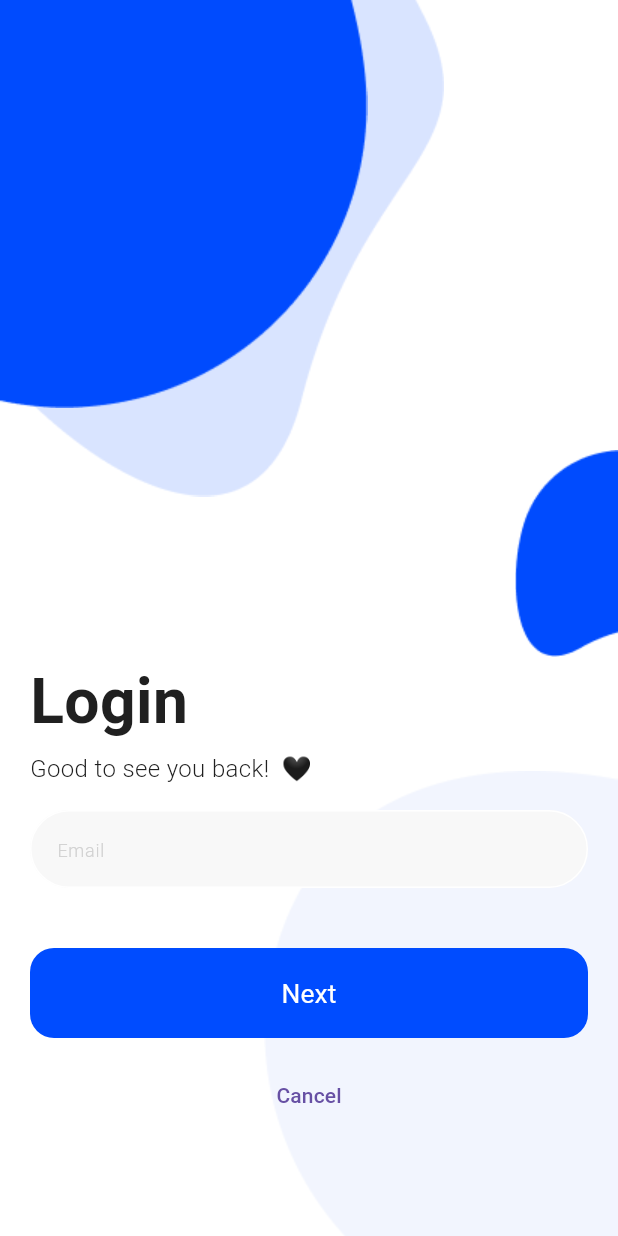
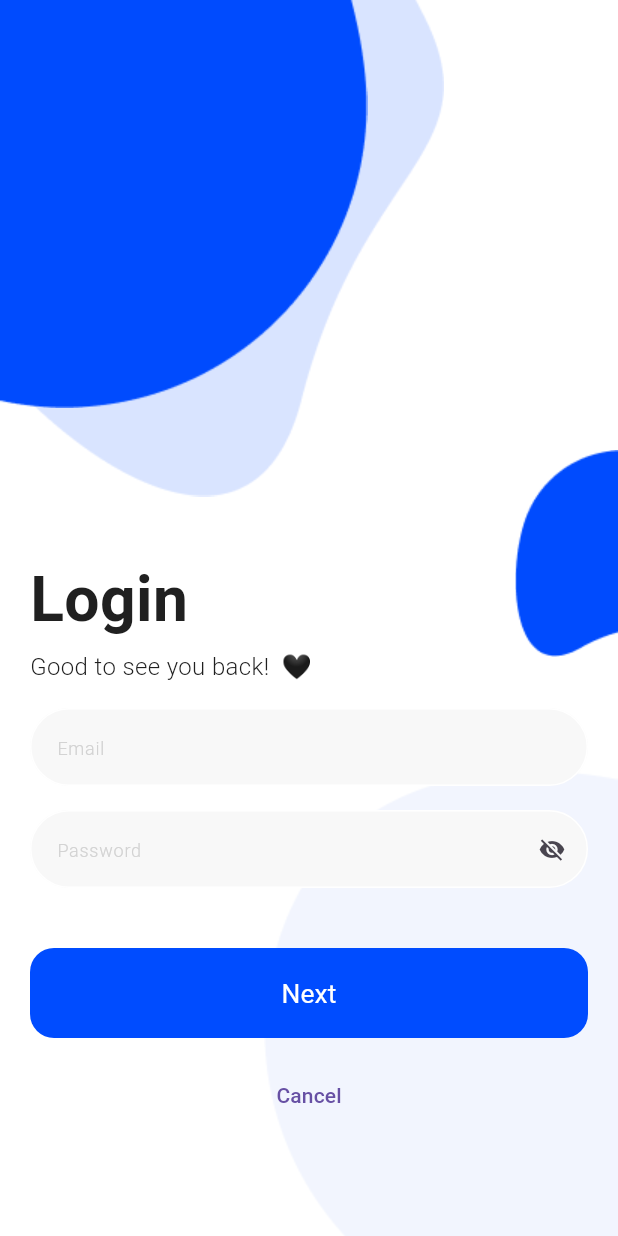
Before and after one commit to Elgammal1299/e_commerce_app, a Flutter app: the screen it shows after launch, after a tap on the "arrow forward" icon, on a phone screen of 412 x 824 dp. Run offline on Flutter 3.47's test engine with Material 3 defaults, Android fonts, the phone set to English and light mode, and no system bars; our stand-ins replace dartz, dio, dotted_border, flutter_bloc, flutter_secure_storage, get_it and 4 more; generated files the repository leaves out were written again; network calls fail; Roboto replaces fonts that are missing (Montserrat, Nunito Sans, Raleway).

Commit message:
Add login functionality with API integration and UI updates. Implemented LoginRepo for handling login requests, added LoginCubit for state management, and created custom login form UI. Updated routing to include login page and integrated login logic with shared preferences for token storage.

```diff
--- a/lib/core/DI/setup_get_it.dart
+++ b/lib/core/DI/setup_get_it.dart
@@ -1,6 +1,8 @@
 import 'package:dio/dio.dart';
 import 'package:e_commerce_app/core/api/api_service.dart';
 import 'package:e_commerce_app/core/api/dio_factory.dart';
+import 'package:e_commerce_app/feature/auth/login/data/repo/lodin_repo.dart';
+import 'package:e_commerce_app/feature/auth/login/ui/view_model/login_cubit/login_cubit.dart';
 import 'package:e_commerce_app/feature/auth/register/data/repo/register_repo.dart';
 import 'package:e_commerce_app/feature/auth/register/data/repo/verify_email_repo.dart';
 import 'package:e_commerce_app/feature/auth/register/ui/view_model/register_cubit/register_cubit.dart';
@@ -36,4 +38,10 @@ Future<void> setupGetIt() async {
   getIt.registerFactory<VerifyEmailCubit>(
     () => VerifyEmailCubit(getIt<VerifyEmailRepo>()),
   );
+  //================================
+  // ✅ Register LoginRepo
+  getIt.registerLazySingleton<LoginRepo>(() => LoginRepo(getIt<ApiService>()));
+
+  // ✅ Register VerifyEmailCubit
+  getIt.registerFactory<LoginCubit>(() => LoginCubit(getIt<LoginRepo>()));
 }
--- a/lib/core/api/api_constants.dart
+++ b/lib/core/api/api_constants.dart
@@ -4,4 +4,5 @@ class ApiConstants {
   static const String baseUrl = "https://accessories-eshop.runasp.net";
   static const String register = "/api/auth/register";
   static const String verifyEmail = "/api/auth/verify-email";
+  static const String login = "/api/auth/login";
 }
--- a/lib/core/api/api_service.dart
+++ b/lib/core/api/api_service.dart
@@ -1,5 +1,7 @@
 import 'package:dio/dio.dart';
 import 'package:e_commerce_app/core/api/api_constants.dart';
+import 'package:e_commerce_app/feature/auth/login/data/model/login_body_model.dart';
+import 'package:e_commerce_app/feature/auth/login/data/model/login_response_model.dart';
 import 'package:e_commerce_app/feature/auth/register/data/model/register_body_model.dart';
 import 'package:e_commerce_app/feature/auth/register/data/model/register_response_model.dart';
 import 'package:e_commerce_app/feature/auth/register/data/model/verify_otp_body.dart';
@@ -22,6 +24,9 @@ abstract class ApiService {
   // service for email register
   @POST(ApiConstants.register)
   Future<RegisterResponseModel> register(@Body() RegisterBodyModel body);
+  // service for email Login
+  @POST(ApiConstants.login)
+  Future<LoginResponseModel> login(@Body() LoginBodyModel body);
   // service for verifyEmail
   @POST(ApiConstants.verifyEmail)
   Future<String> verifyEmail(@Body() VerifyOtpBody body);
--- a/lib/core/constant/shared_preferences_key.dart
+++ b/lib/core/constant/shared_preferences_key.dart
@@ -1,4 +1,4 @@
 class SharedPreferencesKeys {
-  static const String authToken = 'auth_token';
-  static const String fcmToken = 'fcm_token';
+  static const String accessToken = 'auth_token';
+  static const String refreshToken = 'refresh_token';
 }
--- a/lib/core/helper/user_session.dart
+++ b/lib/core/helper/user_session.dart
@@ -1,4 +1,3 @@
-
 import 'package:e_commerce_app/core/constant/shared_preferences_key.dart';
 
 import 'shaerd_pref_helper.dart';
@@ -6,7 +5,7 @@ import 'shaerd_pref_helper.dart';
 class UserSession {
   static Future<bool> isLoggedIn() async {
     final token = await SharedPrefHelper.getSecuredString(
-      SharedPreferencesKeys.authToken,
+      SharedPreferencesKeys.accessToken,
     );
     return token != null && token.isNotEmpty;
   }
--- a/lib/core/router/app_router.dart
+++ b/lib/core/router/app_router.dart
@@ -3,10 +3,12 @@ import 'package:e_commerce_app/core/router/router_transitions.dart';
 import 'package:e_commerce_app/core/router/routes.dart';
 import 'package:e_commerce_app/feature/auth/login/ui/view/start_page.dart';
 import 'package:e_commerce_app/feature/auth/login/ui/view/login_page.dart';
+import 'package:e_commerce_app/feature/auth/login/ui/view_model/login_cubit/login_cubit.dart';
 import 'package:e_commerce_app/feature/auth/register/ui/view/register_page.dart';
 import 'package:e_commerce_app/feature/auth/register/ui/view/verify_email_page.dart';
 import 'package:e_commerce_app/feature/auth/register/ui/view_model/register_cubit/register_cubit.dart';
 import 'package:e_commerce_app/feature/auth/register/ui/view_model/verify_email_cubit/verify_email_cubit.dart';
+import 'package:e_commerce_app/feature/home/home_page.dart';
 import 'package:flutter/material.dart';
 import 'package:flutter_bloc/flutter_bloc.dart';
 
@@ -15,10 +17,15 @@ class AppRouter {
     switch (settings.name) {
       case Routes.startRoute:
         return RouterTransitions.build(StartPage());
+      case Routes.homeRoute:
+        return RouterTransitions.build(HomePage());
       case Routes.loginRoute:
-        return RouterTransitions.build(LoginPage());
-      case Routes.homeRoute:
-        return RouterTransitions.buildHorizontal(LoginPage());
+        return RouterTransitions.buildHorizontal(
+          BlocProvider(
+            create: (context) => getIt<LoginCubit>(),
+            child: LoginPage(),
+          ),
+        );
       case Routes.registerRoute:
         return MaterialPageRoute(
           builder: (context) => BlocProvider(
--- /dev/null
+++ b/lib/feature/auth/login/data/model/login_body_model.dart
@@ -0,0 +1,16 @@
+import 'package:json_annotation/json_annotation.dart';
+
+part 'login_body_model.g.dart';
+
+@JsonSerializable()
+class LoginBodyModel {
+  final String email;
+  final String password;
+
+  LoginBodyModel({required this.email, required this.password});
+
+  factory LoginBodyModel.fromJson(Map<String, dynamic> json) =>
+      _$LoginBodyModelFromJson(json);
+
+  Map<String, dynamic> toJson() => _$LoginBodyModelToJson(this);
+}
--- /dev/null
+++ b/lib/feature/auth/login/data/model/login_response_model.dart
@@ -0,0 +1,21 @@
+import 'package:json_annotation/json_annotation.dart';
+
+part 'login_response_model.g.dart';
+
+@JsonSerializable()
+class LoginResponseModel {
+  final String accessToken;
+  final String expiresAtUtc;
+  final String refreshToken;
+
+  LoginResponseModel({
+    required this.accessToken,
+    required this.expiresAtUtc,
+    required this.refreshToken,
+  });
+
+  factory LoginResponseModel.fromJson(Map<String, dynamic> json) =>
+      _$LoginResponseModelFromJson(json);
+
+  Map<String, dynamic> toJson() => _$LoginResponseModelToJson(this);
+}
--- a/lib/feature/auth/login/ui/view/login_page.dart
+++ b/lib/feature/auth/login/ui/view/login_page.dart
@@ -1,8 +1,7 @@
 import 'package:e_commerce_app/core/utils/app_colors.dart';
 import 'package:e_commerce_app/core/utils/app_images.dart';
 import 'package:e_commerce_app/core/utils/app_styles.dart';
-import 'package:e_commerce_app/core/utils/widget/custom_elevated_button.dart';
-import 'package:e_commerce_app/core/utils/widget/custom_text_form.dart';
+import 'package:e_commerce_app/feature/auth/login/ui/view/widget/custom_login_form.dart';
 import 'package:flutter/material.dart';
 
 class LoginPage extends StatelessWidget {
@@ -39,14 +38,7 @@ class LoginPage extends StatelessWidget {
                   style: AppStyles.styleRegular20(context),
                 ),
                 SizedBox(height: 16),
-                CustomTextForm(hintText: 'Email'),
-                SizedBox(height: 40),
-                CustomElevatedButton(text: 'Next', onPressed: () {}),
-                SizedBox(height: 14),
-                Align(
-                  alignment: AlignmentGeometry.bottomCenter,
-                  child: TextButton(onPressed: () {}, child: Text('Cancel')),
-                ),
+                CustomLoginForm(),
                 SizedBox(height: 50),
               ],
             ),
--- a/lib/feature/auth/login/ui/view/start_page.dart
+++ b/lib/feature/auth/login/ui/view/start_page.dart
@@ -45,7 +45,7 @@ class StartPage extends StatelessWidget {
             CustomElevatedButton(
               text: 'Let\'s get started',
               onPressed: () {
-                Navigator.pushReplacementNamed(context, Routes.registerRoute);
+                Navigator.pushNamed(context, Routes.registerRoute);
               },
             ),
             SizedBox(height: 18),
@@ -59,7 +59,7 @@ class StartPage extends StatelessWidget {
                 SizedBox(width: 16),
                 InkWell(
                   onTap: () {
-                    Navigator.pushReplacementNamed(context, Routes.loginRoute);
+                    Navigator.pushNamed(context, Routes.loginRoute);
                   },
                   child: Container(
                     padding: EdgeInsets.all(5),
--- /dev/null
+++ b/lib/feature/auth/login/ui/view/widget/custom_login_form.dart
@@ -0,0 +1,88 @@
+import 'package:e_commerce_app/core/utils/widget/custom_elevated_button.dart';
+import 'package:e_commerce_app/core/utils/widget/custom_text_form.dart';
+import 'package:e_commerce_app/feature/auth/register/ui/view/widget/custom_filed_password.dart';
+import 'package:e_commerce_app/feature/auth/login/ui/view_model/login_cubit/login_cubit.dart';
+import 'package:e_commerce_app/feature/auth/login/data/model/login_body_model.dart';
+import 'package:e_commerce_app/core/router/routes.dart';
+import 'package:flutter/material.dart';
+import 'package:flutter_bloc/flutter_bloc.dart';
+
+class CustomLoginForm extends StatefulWidget {
+  const CustomLoginForm({super.key});
+
+  @override
+  State<CustomLoginForm> createState() => _CustomLoginFormState();
+}
+
+class _CustomLoginFormState extends State<CustomLoginForm> {
+  final _formKey = GlobalKey<FormState>();
+  final TextEditingController emailCtrl = TextEditingController();
+  final TextEditingController passwordCtrl = TextEditingController();
+  final ValueNotifier<bool> isPasswordHidden = ValueNotifier(true);
+
+  @override
+  void dispose() {
+    emailCtrl.dispose();
+    passwordCtrl.dispose();
+    super.dispose();
+  }
+
+  void _submitLogin() {
+    if (_formKey.currentState?.validate() != true) return;
+
+    final body = LoginBodyModel(
+      email: emailCtrl.text.trim(),
+      password: passwordCtrl.text.trim(),
+    );
+
+    context.read<LoginCubit>().login(body);
+  }
+
+  @override
+  Widget build(BuildContext context) {
+    return BlocConsumer<LoginCubit, LoginState>(
+      listener: (context, state) {
+        if (state is LoginError) {
+          ScaffoldMessenger.of(context)
+              .showSnackBar(SnackBar(content: Text(state.message)));
+        } else if (state is LoginSuccess) {
+          // تسجيل دخول ناجح، نروح للـ Home
+          Navigator.pushReplacementNamed(context, Routes.homeRoute);
+        }
+      },
+      builder: (context, state) {
+        final isLoading = state is LoginLoading;
+
+        return Form(
+          key: _formKey,
+          child: Column(
+            children: [
+              CustomTextForm(controller: emailCtrl, hintText: 'Email'),
+              SizedBox(height: 16),
+              CustomFiledPassword(
+                hintText: 'Password',
+                isPasswordHidden: isPasswordHidden,
+                passwordCtrl: passwordCtrl,
+              ),
+              SizedBox(height: 40),
+              isLoading
+                  ? CircularProgressIndicator()
+                  : CustomElevatedButton(
+                      text: 'Next',
+                      onPressed: _submitLogin,
+                    ),
+              SizedBox(height: 14),
+              Align(
+                alignment: Alignment.bottomCenter,
+                child: TextButton(
+                  onPressed: () {},
+                  child: Text('Cancel'),
+                ),
+              ),
+            ],
+          ),
+        );
+      },
+    );
+  }
+}
--- /dev/null
+++ b/lib/feature/auth/login/ui/view_model/login_cubit/login_cubit.dart
@@ -0,0 +1,20 @@
+
+import 'package:e_commerce_app/feature/auth/login/data/model/login_body_model.dart';
+import 'package:e_commerce_app/feature/auth/login/data/model/login_response_model.dart';
+import 'package:e_commerce_app/feature/auth/login/data/repo/lodin_repo.dart';
+import 'package:flutter_bloc/flutter_bloc.dart';
+
+part 'login_state.dart';
+
+class LoginCubit extends Cubit<LoginState> {
+  LoginCubit(this.repo) : super(LoginInitial());
+   final LoginRepo repo;
+  Future<void> login(LoginBodyModel request) async {
+    emit(LoginLoading());
+    final result = await repo.login(request);
+    result.fold(
+      (failure) => emit(LoginError(failure.errMessage)),
+      (response) => emit(LoginSuccess(response)),
+    );
+  }
+}
--- /dev/null
+++ b/lib/feature/auth/login/ui/view_model/login_cubit/login_state.dart
@@ -0,0 +1,17 @@
+part of 'login_cubit.dart';
+
+sealed class LoginState {}
+
+final class LoginInitial extends LoginState {}
+
+final class LoginLoading extends LoginState {}
+
+final class LoginSuccess extends LoginState {
+  final LoginResponseModel response;
+  LoginSuccess(this.response);
+}
+
+final class LoginError extends LoginState {
+  final String message;
+  LoginError(this.message);
+}
--- a/lib/feature/auth/register/ui/view/widget/custom_register_form.dart
+++ b/lib/feature/auth/register/ui/view/widget/custom_register_form.dart
@@ -21,7 +21,6 @@ class _CustomRegisterFormState extends State<CustomRegisterForm> {
   final TextEditingController firstNameCtrl = TextEditingController();
   final TextEditingController lastNameCtrl = TextEditingController();
   final ValueNotifier<bool> isPasswordHidden = ValueNotifier(true);
-  final ValueNotifier<bool> privacy = ValueNotifier(false);
 
   @override
   void dispose() {
```
Also changed, not shown: lib/feature/auth/login/data/repo/lodin_repo.dart (+37 -32 lines), lib/feature/home/home_page.dart (added, +10 -0 lines), lib/core/api/api_service.g.dart, lib/feature/auth/login/data/model/login_body_model.g.dart (added), lib/feature/auth/login/data/model/login_response_model.g.dart (added).
